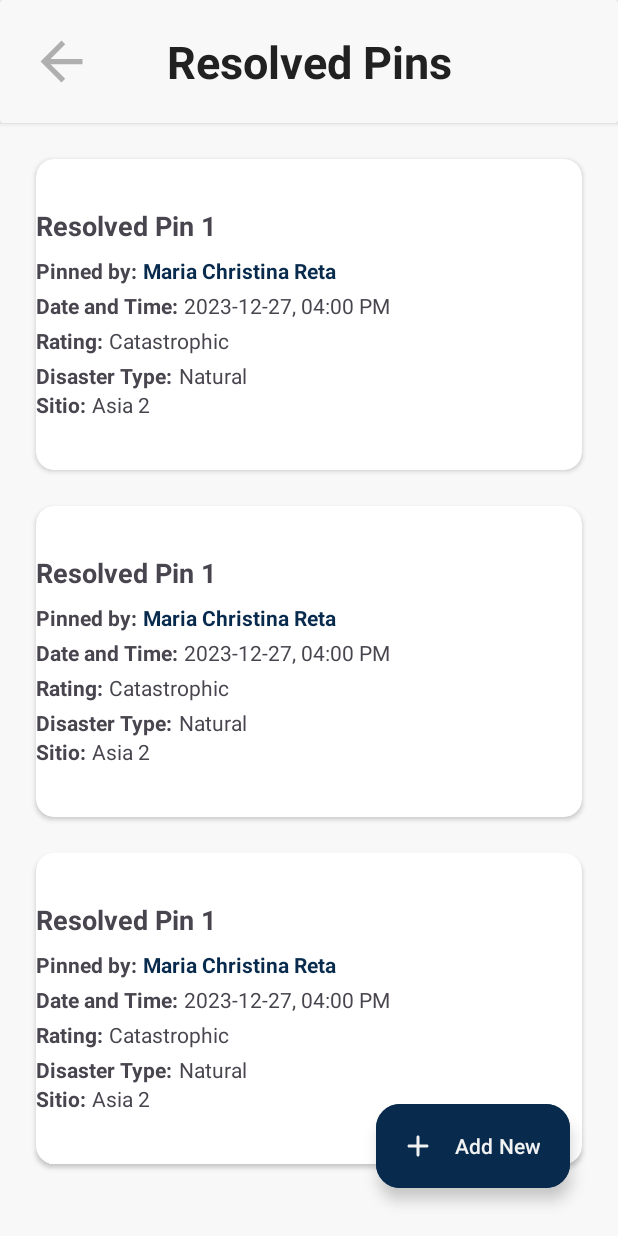
After one commit to tnrtxx/rescYou_Admin, an Android app: the layout activity_resolved_pins.xml on its own in the app's theme, with its tools: preview values and no code run, on a phone screen of 412 x 824 dp. The commit adds this screen. Run offline under Robolectric (Android 15) with nearby library versions, the phone set to English and light mode, and no system bars.

Commit message:
Resolved Pins in progress

```diff
--- a/app/src/main/AndroidManifest.xml
+++ b/app/src/main/AndroidManifest.xml
@@ -39,6 +39,15 @@
         android:supportsRtl="true"
         android:theme="@style/Theme.RescYouAdmin"
         tools:targetApi="31">
+        <activity
+            android:name=".ResolvedPins"
+            android:exported="false" />
+        <activity
+            android:name=".activity_resolved_pins"
+            android:exported="false" />
+        <activity
+            android:name=".activity_resolved_pinss"
+            android:exported="false" />
         <activity
             android:name=".EvacuationCenterEdit"
             android:exported="false" />
--- /dev/null
+++ b/app/src/main/java/com/example/rescyouadmin/ResolvedPins.kt
@@ -0,0 +1,11 @@
+package com.example.rescyouadmin
+
+import androidx.appcompat.app.AppCompatActivity
+import android.os.Bundle
+
+class ResolvedPins : AppCompatActivity() {
+    override fun onCreate(savedInstanceState: Bundle?) {
+        super.onCreate(savedInstanceState)
+        setContentView(R.layout.activity_resolved_pins)
+    }
+}
--- /dev/null
+++ b/app/src/main/res/layout/activity_resolved_pins.xml
@@ -0,0 +1,72 @@
+<?xml version="1.0" encoding="utf-8"?>
+<androidx.constraintlayout.widget.ConstraintLayout xmlns:android="http://schemas.android.com/apk/res/android"
+    xmlns:app="http://schemas.android.com/apk/res-auto"
+    xmlns:tools="http://schemas.android.com/tools"
+    android:layout_width="match_parent"
+    android:layout_height="match_parent"
+    android:background="@color/light_gray"
+    android:orientation="vertical"
+    tools:context=".ResolvedPins">
+
+    <!--HEADER-->
+    <androidx.cardview.widget.CardView
+        android:id="@+id/header"
+        android:layout_width="match_parent"
+        android:layout_height="wrap_content"
+        android:backgroundTint="@color/light_gray"
+        android:elevation="12dp"
+        app:layout_constraintEnd_toEndOf="parent"
+        app:layout_constraintStart_toStartOf="parent"
+        app:layout_constraintTop_toTopOf="parent">
+
+        <androidx.constraintlayout.widget.ConstraintLayout
+            android:layout_width="match_parent"
+            android:layout_height="wrap_content"
+            android:padding="20dp">
+
+            <ImageView
+                android:id="@+id/back_button"
+                android:layout_width="wrap_content"
+                android:layout_height="wrap_content"
+                android:src="@drawable/back_button_2"
+                app:layout_constraintBottom_toBottomOf="parent"
+                app:layout_constraintStart_toStartOf="parent"
+                app:layout_constraintTop_toTopOf="parent" />
+
+            <TextView
+                android:id="@+id/centers_textview"
+                android:layout_width="wrap_content"
+                android:layout_height="wrap_content"
+                android:text="@string/resolved_pins"
+                android:textColor="@color/black"
+                android:textSize="30sp"
+                android:textStyle="bold"
+                app:layout_constraintBottom_toBottomOf="parent"
+                app:layout_constraintEnd_toEndOf="parent"
+                app:layout_constraintStart_toStartOf="parent"
+                app:layout_constraintTop_toTopOf="parent" />
+        </androidx.constraintlayout.widget.ConstraintLayout>
+    </androidx.cardview.widget.CardView>
+
+    <androidx.recyclerview.widget.RecyclerView
+        android:id="@+id/evacuation_center_recycler_view"
+        android:layout_width="match_parent"
+        android:layout_height="0dp"
+        app:layout_constraintTop_toBottomOf="@+id/header"
+        app:layout_constraintBottom_toBottomOf="parent"
+        tools:listitem="@layout/item_resolved_pins"
+        />
+
+    <com.google.android.material.floatingactionbutton.ExtendedFloatingActionButton
+        android:id="@+id/fab_add_evacuation_center"
+        android:layout_width="wrap_content"
+        android:layout_height="wrap_content"
+        android:layout_marginEnd="32dp"
+        android:layout_marginBottom="32dp"
+        style="@style/AddFab"
+        android:contentDescription="@string/add_evacuation_center"
+        android:text="@string/add_new"
+        app:layout_constraintBottom_toBottomOf="parent"
+        app:layout_constraintEnd_toEndOf="@+id/evacuation_center_recycler_view" />
+
+</androidx.constraintlayout.widget.ConstraintLayout>
--- /dev/null
+++ b/app/src/main/res/layout/item_resolved_pins.xml
@@ -0,0 +1,173 @@
+<?xml version="1.0" encoding="utf-8"?>
+<androidx.cardview.widget.CardView xmlns:android="http://schemas.android.com/apk/res/android"
+    xmlns:app="http://schemas.android.com/apk/res-auto"
+    xmlns:tools="http://schemas.android.com/tools"
+    android:layout_width="match_parent"
+    android:layout_height="wrap_content"
+    android:layout_marginLeft="24dp"
+    android:layout_marginTop="24dp"
+    android:layout_marginRight="24dp"
+    android:elevation="12dp"
+    app:cardCornerRadius="12dp">
+
+    <LinearLayout
+        android:layout_width="match_parent"
+        android:layout_height="207dp"
+        android:orientation="vertical">
+
+        <androidx.constraintlayout.widget.ConstraintLayout
+            android:layout_width="match_parent"
+            android:layout_height="wrap_content"
+            android:clipToPadding="false"
+            android:padding="16dp"></androidx.constraintlayout.widget.ConstraintLayout>
+
+        <LinearLayout
+            android:id="@+id/evacuation_center_linearlayout"
+            android:layout_width="match_parent"
+            android:layout_height="wrap_content"
+            android:gravity="center"
+            android:orientation="horizontal"
+            app:layout_constraintEnd_toEndOf="parent"
+            app:layout_constraintStart_toStartOf="parent"
+            app:layout_constraintTop_toTopOf="parent">
+
+            <TextView
+                android:id="@+id/name_textview"
+                android:layout_width="0dp"
+                android:layout_height="wrap_content"
+                android:layout_weight="1"
+                android:textSize="18sp"
+                android:textStyle="bold"
+                tools:text="Resolved Pin 1" />
+        </LinearLayout>
+
+        <RelativeLayout
+            android:layout_width="match_parent"
+            android:layout_height="wrap_content"
+            android:layout_marginTop="8dp"
+            app:layout_constraintBottom_toBottomOf="parent"
+            app:layout_constraintTop_toBottomOf="@+id/evacuation_center_linearlayout">
+
+        </RelativeLayout>
+
+        <LinearLayout
+            android:id="@+id/in_charge_linearlayout"
+            android:layout_width="match_parent"
+            android:layout_height="wrap_content"
+            android:layout_marginBottom="4dp"
+            android:orientation="horizontal">
+
+            <TextView
+                android:layout_width="wrap_content"
+                android:layout_height="wrap_content"
+                android:text="Pinned by:"
+                android:textSize="14sp"
+                android:textStyle="bold" />
+
+            <TextView
+                android:id="@+id/in_charge_textview"
+                android:layout_width="wrap_content"
+                android:layout_height="wrap_content"
+                android:layout_marginStart="4dp"
+                android:textColor="@color/navy_blue"
+                android:textSize="14sp"
+                android:textStyle="bold"
+                tools:text="Maria Christina Reta" />
+        </LinearLayout>
+
+        <LinearLayout
+            android:id="@+id/in_charge_contact_num_linearlayout"
+            android:layout_width="match_parent"
+            android:layout_height="wrap_content"
+            android:layout_below="@+id/in_charge_linearlayout"
+            android:layout_marginBottom="4dp"
+            android:orientation="horizontal">
+
+            <TextView
+                android:layout_width="wrap_content"
+                android:layout_height="wrap_content"
+                android:text="Date and Time:"
+                android:textSize="14sp"
+                android:textStyle="bold" />
+
+            <TextView
+                android:id="@+id/in_charge_contact_num_textview"
+                android:layout_width="wrap_content"
+                android:layout_height="wrap_content"
+                android:layout_marginStart="4dp"
+                android:textSize="14sp"
+                tools:text="2023-12-27, 04:00 PM" />
+        </LinearLayout>
+
+        <LinearLayout
+            android:id="@+id/address_linearlayout"
+            android:layout_width="match_parent"
+            android:layout_height="wrap_content"
+            android:layout_below="@+id/in_charge_contact_num_linearlayout"
+            android:layout_marginBottom="4dp"
+            android:orientation="horizontal">
+
+            <TextView
+                android:layout_width="wrap_content"
+                android:layout_height="wrap_content"
+                android:text="Rating:"
+                android:textSize="14sp"
+                android:textStyle="bold" />
+
+            <TextView
+                android:id="@+id/address_textview"
+                android:layout_width="wrap_content"
+                android:layout_height="wrap_content"
+                android:layout_marginStart="4dp"
+                android:lineSpacingExtra="4dp"
+                android:textSize="14sp"
+                tools:text="Catastrophic" />
+        </LinearLayout>
+
+        <LinearLayout
+            android:id="@+id/occupants_linearlayout"
+            android:layout_width="match_parent"
+            android:layout_height="wrap_content"
+            android:layout_below="@+id/address_linearlayout"
+            android:orientation="horizontal">
+
+            <TextView
+                android:layout_width="wrap_content"
+                android:layout_height="wrap_content"
+                android:text="Disaster Type:"
+                android:textSize="14sp"
+                android:textStyle="bold" />
+
+            <TextView
+                android:layout_width="wrap_content"
+                android:layout_height="wrap_content"
+                android:layout_marginStart="4dp"
+                android:textSize="14sp"
+                tools:text="Natural" />
+        </LinearLayout>
+
+        <LinearLayout
+            android:layout_width="match_parent"
+            android:layout_height="wrap_content"
+            android:layout_below="@+id/address_linearlayout"
+            android:orientation="horizontal">
+
+            <TextView
+                android:layout_width="wrap_content"
+                android:layout_height="wrap_content"
+                android:text="Sitio:"
+                android:textSize="14sp"
+                android:textStyle="bold" />
+
+            <TextView
+                android:layout_width="wrap_content"
+                android:layout_height="wrap_content"
+                android:layout_marginStart="4dp"
+                android:textSize="14sp"
+                tools:text="Asia 2" />
+
+        </LinearLayout>
+
+
+    </LinearLayout>
+</androidx.cardview.widget.CardView>
--- a/app/src/main/res/values/strings.xml
+++ b/app/src/main/res/values/strings.xml
@@ -180,4 +180,7 @@
     <string name="add_evacuation_center">Add Evacuation Center</string>
     <string name="add_new">Add New</string>
 
+
+    <!--RESOLVED PINS-->
+    <string name="resolved_pins">Resolved Pins</string>
 </resources>
```
Also changed, not shown: build.gradle (line endings or trailing spaces).
